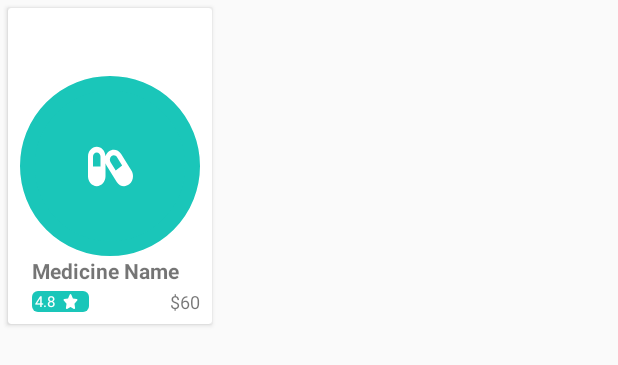
After one commit to Hatemido/Medical-Emergency, an Android app: the layout medicine_row.xml on its own in the app's theme, with its tools: preview values and no code run, on a phone screen of 412 x 824 dp. The commit adds this screen. Shown: the top 365 px of the screen. Run offline under Robolectric (Android 15) with nearby library versions, the light colour scheme and no system bars.

Commit message:
// Medicine Row Edited

```diff
--- a/app/src/main/AndroidManifest.xml
+++ b/app/src/main/AndroidManifest.xml
@@ -46,8 +46,10 @@
         <activity
             android:name=".Doctors.DoctorsActivity"
             android:label="@string/title_activity_home_acrivity" />
-        <activity android:name=".Slider.CPRActivity"
-            android:theme="@style/AppTheme.NoActionBar"></activity>
+        <activity
+            android:name=".Slider.CPRActivity"
+            android:theme="@style/AppTheme.NoActionBar" />
+        <activity android:name=".Medicines.MedicineActivity"></activity>
     </application>
 
 </manifest>
--- /dev/null
+++ b/app/src/main/res/drawable/ic_capsules_bold.xml
@@ -0,0 +1,4 @@
+<vector android:height="24dp" android:viewportHeight="512"
+    android:viewportWidth="576" android:width="24dp" xmlns:android="http://schemas.android.com/apk/res/android">
+    <path android:fillColor="#FF000000" android:pathData="M555.3,300.1L424.2,112.8C401.9,81 366.4,64 330.4,64c-22.6,0 -45.5,6.7 -65.5,20.7 -19.7,13.8 -33.7,32.8 -41.5,53.8C220.5,79.2 172,32 112,32 50.1,32 0,82.1 0,144v224c0,61.9 50.1,112 112,112s112,-50.1 112,-112L224,218.9c3.3,8.6 7.3,17.1 12.8,25L368,431.2c22.2,31.8 57.7,48.8 93.8,48.8 22.7,0 45.5,-6.7 65.5,-20.7 51.7,-36.2 64.2,-107.5 28,-159.2zM160,256L64,256L64,144c0,-26.5 21.5,-48 48,-48s48,21.5 48,48v112zM354.8,300.9l-65.6,-93.7c-7.7,-11 -10.7,-24.4 -8.3,-37.6 2.3,-13.2 9.7,-24.8 20.7,-32.5 8.5,-6 18.5,-9.1 28.8,-9.1 16.5,0 31.9,8 41.3,21.5l65.6,93.7 -82.5,57.7z"/>
+</vector>
--- /dev/null
+++ b/app/src/main/res/drawable/ic_star.xml
@@ -0,0 +1,9 @@
+<vector xmlns:android="http://schemas.android.com/apk/res/android"
+    android:width="24dp"
+    android:height="24dp"
+    android:viewportWidth="576"
+    android:viewportHeight="512">
+    <path
+        android:fillColor="#ffff"
+        android:pathData="M259.3,17.8L194,150.2 47.9,171.5c-26.2,3.8 -36.7,36.1 -17.7,54.6l105.7,103 -25,145.5c-4.5,26.3 23.2,46 46.4,33.7L288,439.6l130.7,68.7c23.2,12.2 50.9,-7.4 46.4,-33.7l-25,-145.5 105.7,-103c19,-18.5 8.5,-50.8 -17.7,-54.6L382,150.2 316.7,17.8c-11.7,-23.6 -45.6,-23.9 -57.4,0z" />
+</vector>
--- /dev/null
+++ b/app/src/main/res/drawable/round_btn.xml
@@ -0,0 +1,11 @@
+<?xml version="1.0" encoding="utf-8"?>
+<selector xmlns:android="http://schemas.android.com/apk/res/android">
+
+    <item>
+        <shape>
+            <solid android:color="#1AC6B9" />
+            <corners android:radius="4dp" />
+        </shape>
+    </item>
+
+</selector>
--- /dev/null
+++ b/app/src/main/res/layout/medicine_row.xml
@@ -0,0 +1,95 @@
+<?xml version="1.0" encoding="utf-8"?>
+<android.support.v7.widget.CardView xmlns:android="http://schemas.android.com/apk/res/android"
+    xmlns:app="http://schemas.android.com/apk/res-auto"
+    xmlns:tools="http://schemas.android.com/tools"
+    android:layout_width="wrap_content"
+    android:layout_height="wrap_content"
+    android:layout_margin="5dp">
+
+    <android.support.constraint.ConstraintLayout
+        android:layout_width="match_parent"
+        android:layout_height="wrap_content">
+
+        <ImageView
+            android:id="@+id/imageView"
+            android:layout_width="120dp"
+            android:layout_height="120dp"
+            android:layout_marginStart="8dp"
+            android:layout_marginTop="8dp"
+            android:layout_marginEnd="8dp"
+            android:layout_marginBottom="8dp"
+            android:src="@drawable/circul"
+            android:tint="@color/colorAccent"
+            app:layout_constraintBottom_toBottomOf="parent"
+            app:layout_constraintEnd_toEndOf="parent"
+            app:layout_constraintStart_toStartOf="parent"
+            app:layout_constraintTop_toTopOf="parent" />
+
+        <ImageView
+            android:id="@+id/imageView2"
+            android:layout_width="30dp"
+            android:layout_height="30dp"
+            android:src="@drawable/ic_capsules_bold"
+            android:tint="#fff"
+            app:layout_constraintBottom_toBottomOf="@+id/imageView"
+            app:layout_constraintEnd_toEndOf="@+id/imageView"
+            app:layout_constraintStart_toStartOf="@+id/imageView"
+            app:layout_constraintTop_toTopOf="@+id/imageView" />
+
+        <TextView
+            android:id="@+id/medicineName"
+            android:layout_width="wrap_content"
+            android:layout_height="wrap_content"
+            android:layout_marginStart="8dp"
+            android:maxLines="2"
+            android:text="Medicine Name"
+            android:textStyle="bold"
+            app:layout_constraintStart_toStartOf="@+id/imageView"
+            app:layout_constraintTop_toBottomOf="@+id/imageView" />
+
+        <LinearLayout
+            android:id="@+id/linearLayout"
+            android:layout_width="wrap_content"
+            android:layout_height="wrap_content"
+            android:layout_marginTop="4dp"
+            android:layout_marginBottom="8dp"
+            android:background="@drawable/round_btn"
+            android:gravity="center_vertical"
+            android:orientation="horizontal"
+            android:paddingLeft="2dp"
+            android:paddingRight="2dp"
+            app:layout_constraintBottom_toBottomOf="parent"
+            app:layout_constraintStart_toStartOf="@+id/medicineName"
+            app:layout_constraintTop_toBottomOf="@+id/medicineName">
+
+            <TextView
+                android:id="@+id/medicineDescription"
+                android:layout_width="wrap_content"
+                android:layout_height="wrap_content"
+                android:text="4.8"
+                android:textColor="@android:color/white"
+                android:textSize="10dp" />
+
+            <ImageView
+                android:layout_width="10dp"
+                android:layout_height="10dp"
+                android:layout_marginLeft="5dp"
+                android:layout_marginRight="5dp"
+                android:src="@drawable/ic_star" />
+        </LinearLayout>
+
+        <TextView
+            android:id="@+id/textView3"
+            android:layout_width="wrap_content"
+            android:layout_height="wrap_content"
+            android:layout_marginEnd="8dp"
+            android:text="$60"
+            android:textColor="@android:color/red"
+            android:textSize="12sp"
+            app:layout_constraintBottom_toBottomOf="@+id/linearLayout"
+            app:layout_constraintEnd_toEndOf="parent"
+            app:layout_constraintTop_toBottomOf="@+id/medicineName"
+            app:layout_constraintTop_toTopOf="@+id/linearLayout" />
+
+    </android.support.constraint.ConstraintLayout>
+</android.support.v7.widget.CardView>
```
Also changed, not shown: app/src/main/java/com/example/mido/medicalemergency/Doctors/DoctorAdapter.java (+7 -1 lines), app/src/main/java/com/example/mido/medicalemergency/Medicines/Medicine.java (added, +43 -0 lines), app/src/main/java/com/example/mido/medicalemergency/Medicines/MedicineActivity.java (added, +47 -0 lines), app/src/main/java/com/example/mido/medicalemergency/Medicines/MedicineAdapter.java (added, +72 -0 lines), app/src/main/res/layout/activity_medicine.xml (added, +13 -0 lines).
